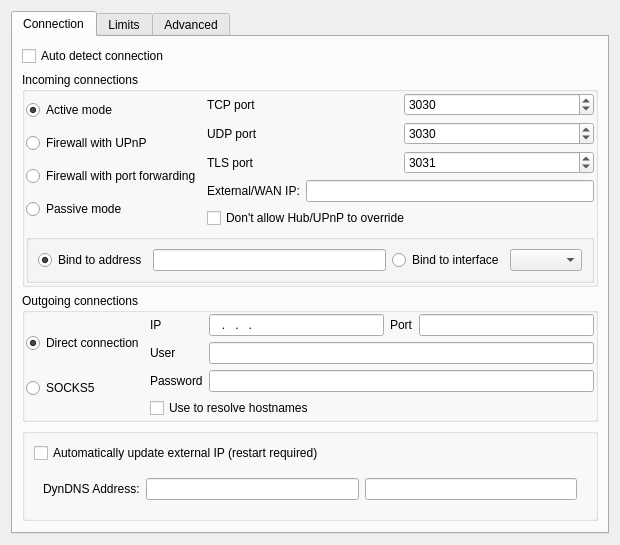
This is eiskaltdcpp-qt/ui/UISettingsConnection.ui in eiskaltdcpp/eiskaltdcpp as Qt 5 draws it before an edit. The edited form follows.
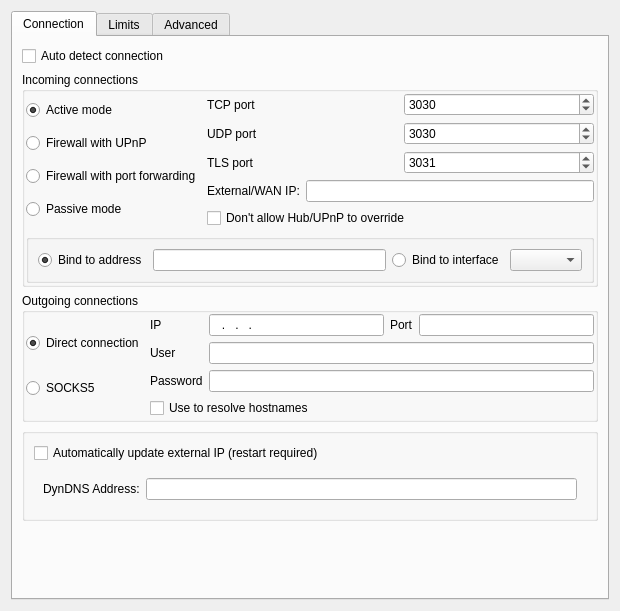
This is the edited form. Custom widgets are drawn as their Qt base class.

Commit message: Core: 	* common code for update ip from dyndns

Patch:
```diff
--- a/eiskaltdcpp-qt/ui/UISettingsConnection.ui
+++ b/eiskaltdcpp-qt/ui/UISettingsConnection.ui
@@ -7,7 +7,7 @@
     <x>0</x>
     <y>0</y>
     <width>620</width>
-    <height>538</height>
+    <height>611</height>
    </rect>
   </property>
   <property name="windowTitle">
@@ -405,9 +405,6 @@
              <item>
               <widget class="QLineEdit" name="lineEdit_DYNDNS_SERVER"/>
              </item>
-             <item>
-              <widget class="QLineEdit" name="lineEdit_DYNDNS_INDEX"/>
-             </item>
             </layout>
            </widget>
           </item>
```
The commit also changes 7 other files.
